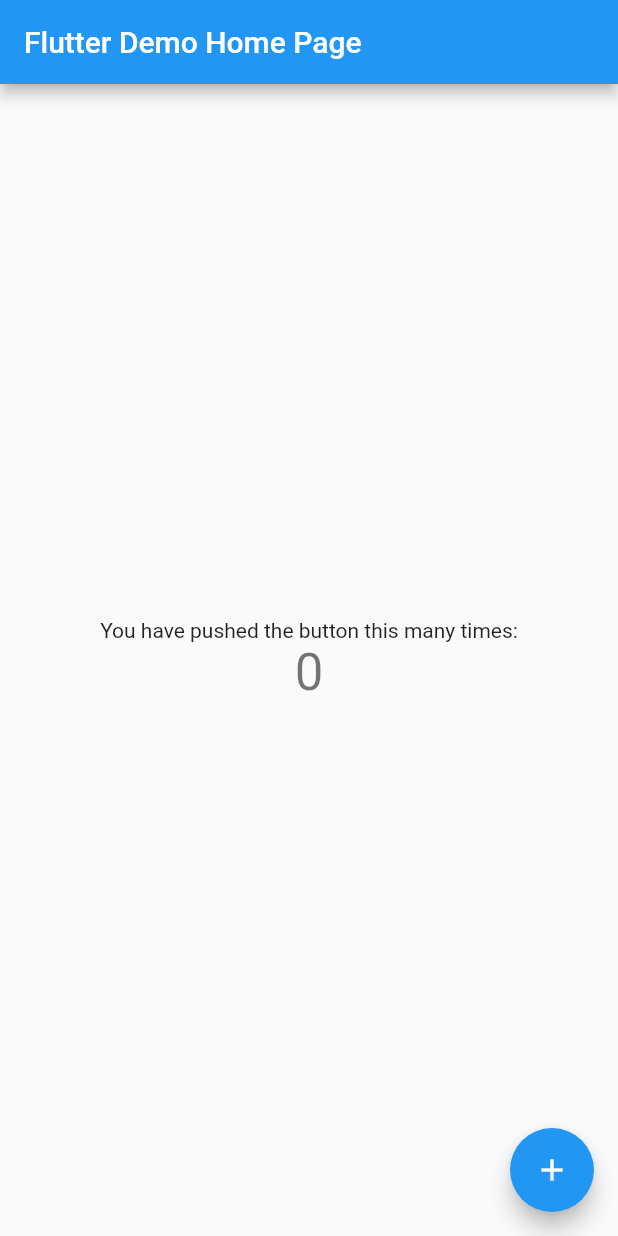
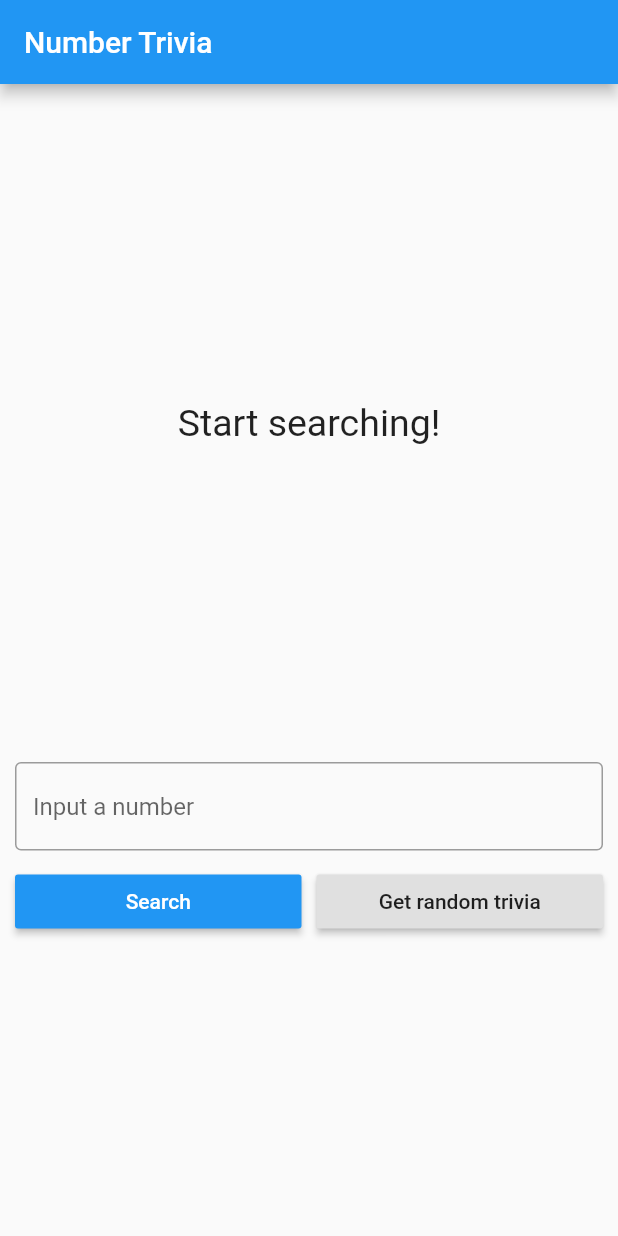
Before and after one commit to LoayMoh99/TDD-and-Clean-Arch-Flutter, a Flutter app: the screen it shows after launch, on a phone screen of 412 x 824 dp. Run offline on Flutter 3.47's test engine with Material 2 defaults, Android fonts, the phone set to English and light mode, and no system bars; our stand-ins replace bloc, dartz, data_connection_checker, equatable, flutter_bloc, get_it and 1 more.

Commit message:
The app is done and also so the course..

```diff
--- /dev/null
+++ b/lib/features/presentation_layer/pages/number_trivia_page.dart
@@ -0,0 +1,61 @@
+import 'package:flutter/widgets.dart';
+import 'package:flutter/material.dart';
+import 'package:flutter_bloc/flutter_bloc.dart';
+import 'package:number_trivia_app/features/presentation_layer/bloc/number_trivia_bloc.dart';
+import 'package:number_trivia_app/features/presentation_layer/widgets/widgets.dart';
+
+import 'package:number_trivia_app/injection_container.dart';
+
+class NumberTriviaPage extends StatelessWidget {
+  @override
+  Widget build(BuildContext context) {
+    return Scaffold(
+      appBar: AppBar(
+        title: Text('Number Trivia'),
+      ),
+      body: SingleChildScrollView(
+        child: buildBody(context),
+      ),
+    );
+  }
+
+  BlocProvider<NumberTriviaBloc> buildBody(BuildContext context) {
+    return BlocProvider(
+      create: (_) => sl<NumberTriviaBloc>(),
+      child: Center(
+        child: Padding(
+          padding: const EdgeInsets.all(10),
+          child: Column(
+            children: <Widget>[
+              SizedBox(height: 10),
+              // Top half
+              BlocBuilder<NumberTriviaBloc, NumberTriviaState>(
+                builder: (context, state) {
+                  if (state is Empty) {
+                    return MessageDisplay(
+                      message: 'Start searching!',
+                    );
+                  } else if (state is Loading) {
+                    return LoadingWidget();
+                  } else if (state is Loaded) {
+                    return TriviaDisplay(numberTrivia: state.trivia);
+                  } else if (state is Error) {
+                    return MessageDisplay(
+                      message: state.errorMsg,
+                    );
+                  } else
+                    return MessageDisplay(
+                      message: 'Un-expected Display!!',
+                    );
+                },
+              ),
+              SizedBox(height: 20),
+              // Bottom half
+              TriviaControls()
+            ],
+          ),
+        ),
+      ),
+    );
+  }
+}
--- /dev/null
+++ b/lib/features/presentation_layer/widgets/message_display.dart
@@ -0,0 +1,26 @@
+import 'package:flutter/material.dart';
+
+class MessageDisplay extends StatelessWidget {
+  final String message;
+
+  const MessageDisplay({
+    Key key,
+    @required this.message,
+  }) : super(key: key);
+
+  @override
+  Widget build(BuildContext context) {
+    return Container(
+      height: MediaQuery.of(context).size.height / 2,
+      child: Center(
+        child: SingleChildScrollView(
+          child: Text(
+            message,
+            style: TextStyle(fontSize: 25),
+            textAlign: TextAlign.center,
+          ),
+        ),
+      ),
+    );
+  }
+}
--- /dev/null
+++ b/lib/features/presentation_layer/widgets/trivia_controls.dart
@@ -0,0 +1,71 @@
+import 'package:flutter/material.dart';
+import 'package:flutter_bloc/flutter_bloc.dart';
+import 'package:number_trivia_app/features/presentation_layer/bloc/number_trivia_bloc.dart';
+
+class TriviaControls extends StatefulWidget {
+  const TriviaControls({
+    Key key,
+  }) : super(key: key);
+
+  @override
+  _TriviaControlsState createState() => _TriviaControlsState();
+}
+
+class _TriviaControlsState extends State<TriviaControls> {
+  final controller = TextEditingController();
+  String inputStr;
+
+  @override
+  Widget build(BuildContext context) {
+    return Column(
+      children: <Widget>[
+        TextField(
+          controller: controller,
+          keyboardType: TextInputType.number,
+          decoration: InputDecoration(
+            border: OutlineInputBorder(),
+            hintText: 'Input a number',
+          ),
+          onChanged: (value) {
+            inputStr = value;
+          },
+          onSubmitted: (_) {
+            dispatchConcrete();
+          },
+        ),
+        SizedBox(height: 10),
+        Row(
+          children: <Widget>[
+            Expanded(
+              child: RaisedButton(
+                child: Text('Search'),
+                color: Theme.of(context).accentColor,
+                textTheme: ButtonTextTheme.primary,
+                onPressed: dispatchConcrete,
+              ),
+            ),
+            SizedBox(width: 10),
+            Expanded(
+              child: RaisedButton(
+                child: Text('Get random trivia'),
+                onPressed: dispatchRandom,
+              ),
+            ),
+          ],
+        )
+      ],
+    );
+  }
+
+  void dispatchConcrete() {
+    controller.clear();
+    BlocProvider.of<NumberTriviaBloc>(context)
+        .add(GetConcreteNumberTriviaEvent(inputStr));
+  }
+
+  void dispatchRandom() {
+    controller.clear();
+    BlocProvider.of<NumberTriviaBloc>(context)
+        .add(GetRandomNumberTriviaEvent());
+  }
+}
--- /dev/null
+++ b/lib/features/presentation_layer/widgets/widgets.dart
@@ -0,0 +1,4 @@
+export 'loading_widget.dart';
+export 'message_display.dart';
+export 'trivia_display.dart';
+export 'trivia_controls.dart';
--- a/lib/main.dart
+++ b/lib/main.dart
@@ -1,117 +1,20 @@
 import 'package:flutter/material.dart';
+import 'package:number_trivia_app/features/presentation_layer/pages/number_trivia_page.dart';
+import 'package:number_trivia_app/injection_container.dart' as di;
 
-void main() {
+void main() async {
+  WidgetsFlutterBinding.ensureInitialized();
+  await di.init();
   runApp(MyApp());
 }
 
 class MyApp extends StatelessWidget {
-  // This widget is the root of your application.
   @override
   Widget build(BuildContext context) {
     return MaterialApp(
-      title: 'Flutter Demo',
-      theme: ThemeData(
-        // This is the theme of your application.
-        //
-        // Try running your application with "flutter run". You'll see the
-        // application has a blue toolbar. Then, without quitting the app, try
-        // changing the primarySwatch below to Colors.green and then invoke
-        // "hot reload" (press "r" in the console where you ran "flutter run",
-        // or simply save your changes to "hot reload" in a Flutter IDE).
-        // Notice that the counter didn't reset back to zero; the application
-        // is not restarted.
-        primarySwatch: Colors.blue,
-        // This makes the visual density adapt to the platform that you run
-        // the app on. For desktop platforms, the controls will be smaller and
-        // closer together (more dense) than on mobile platforms.
-        visualDensity: VisualDensity.adaptivePlatformDensity,
-      ),
-      home: MyHomePage(title: 'Flutter Demo Home Page'),
+      debugShowCheckedModeBanner: false,
+      title: 'Number Trivia',
+      home: NumberTriviaPage(),
     );
   }
 }
-
-class MyHomePage extends StatefulWidget {
-  MyHomePage({Key key, this.title}) : super(key: key);
-
-  // This widget is the home page of your application. It is stateful, meaning
-  // that it has a State object (defined below) that contains fields that affect
-  // how it looks.
-
-  // This class is the configuration for the state. It holds the values (in this
-  // case the title) provided by the parent (in this case the App widget) and
-  // used by the build method of the State. Fields in a Widget subclass are
-  // always marked "final".
-
-  final String title;
-
-  @override
-  _MyHomePageState createState() => _MyHomePageState();
-}
-
-class _MyHomePageState extends State<MyHomePage> {
-  int _counter = 0;
-
-  void _incrementCounter() {
-    setState(() {
-      // This call to setState tells the Flutter framework that something has
-      // changed in this State, which causes it to rerun the build method below
-      // so that the display can reflect the updated values. If we changed
-      // _counter without calling setState(), then the build method would not be
-      // called again, and so nothing would appear to happen.
-      _counter++;
-    });
-  }
-
-  @override
-  Widget build(BuildContext context) {
-    // This method is rerun every time setState is called, for instance as done
-    // by the _incrementCounter method above.
-    //
-    // The Flutter framework has been optimized to make rerunning build methods
-    // fast, so that you can just rebuild anything that needs updating rather
-    // than having to individually change instances of widgets.
-    return Scaffold(
-      appBar: AppBar(
-        // Here we take the value from the MyHomePage object that was created by
-        // the App.build method, and use it to set our appbar title.
-        title: Text(widget.title),
-      ),
-      body: Center(
-        // Center is a layout widget. It takes a single child and positions it
-        // in the middle of the parent.
-        child: Column(
-          // Column is also a layout widget. It takes a list of children and
-          // arranges them vertically. By default, it sizes itself to fit its
-          // children horizontally, and tries to be as tall as its parent.
-          //
-          // Invoke "debug painting" (press "p" in the console, choose the
-          // "Toggle Debug Paint" action from the Flutter Inspector in Android
-          // Studio, or the "Toggle Debug Paint" command in Visual Studio Code)
-          // to see the wireframe for each widget.
-          //
-          // Column has various properties to control how it sizes itself and
-          // how it positions its children. Here we use mainAxisAlignment to
-          // center the children vertically; the main axis here is the vertical
-          // axis because Columns are vertical (the cross axis would be
-          // horizontal).
-          mainAxisAlignment: MainAxisAlignment.center,
-          children: <Widget>[
-            Text(
-              'You have pushed the button this many times:',
-            ),
-            Text(
-              '$_counter',
-              style: Theme.of(context).textTheme.headline4,
-            ),
-          ],
-        ),
-      ),
-      floatingActionButton: FloatingActionButton(
-        onPressed: _incrementCounter,
-        tooltip: 'Increment',
-        child: Icon(Icons.add),
-      ), // This trailing comma makes auto-formatting nicer for build methods.
-    );
-  }
-}
--- a/pubspec.yaml
+++ b/pubspec.yaml
@@ -13,7 +13,7 @@ dependencies:
   # Service locator
   get_it: ^2.0.1
   # Bloc for state management
-  flutter_bloc: ^0.21.0
+  flutter_bloc: ^4.0.1
   # Value equality
   equatable: ^0.4.0
   # Functional programming thingies
```
Also changed, not shown: lib/features/presentation_layer/widgets/loading_widget.dart (added, +17 -0 lines), lib/features/presentation_layer/widgets/trivia_display.dart (added, +37 -0 lines), lib/injection_container.dart (added, +68 -0 lines), pubspec.lock.
